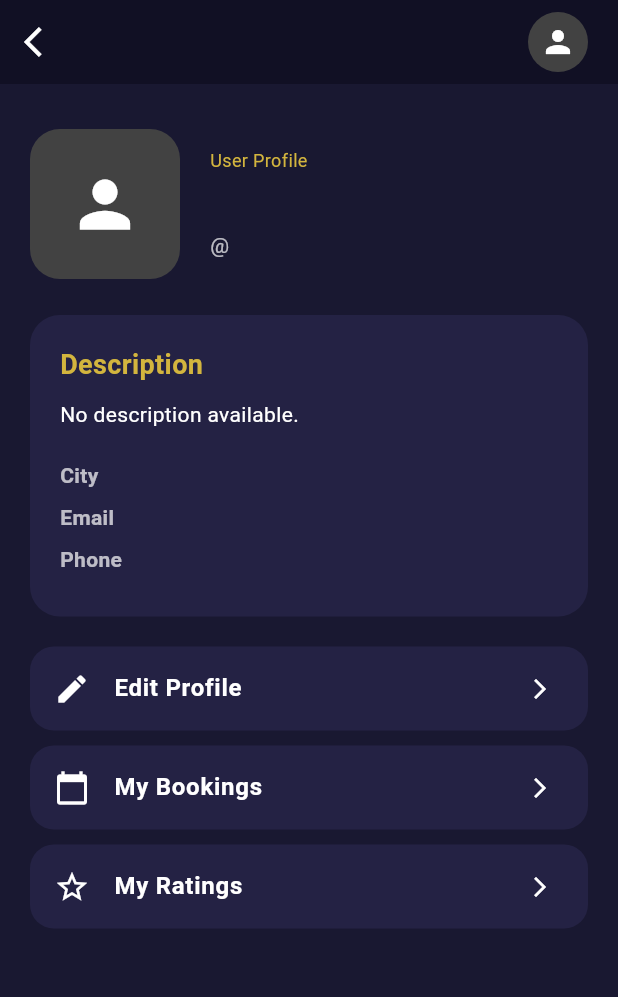
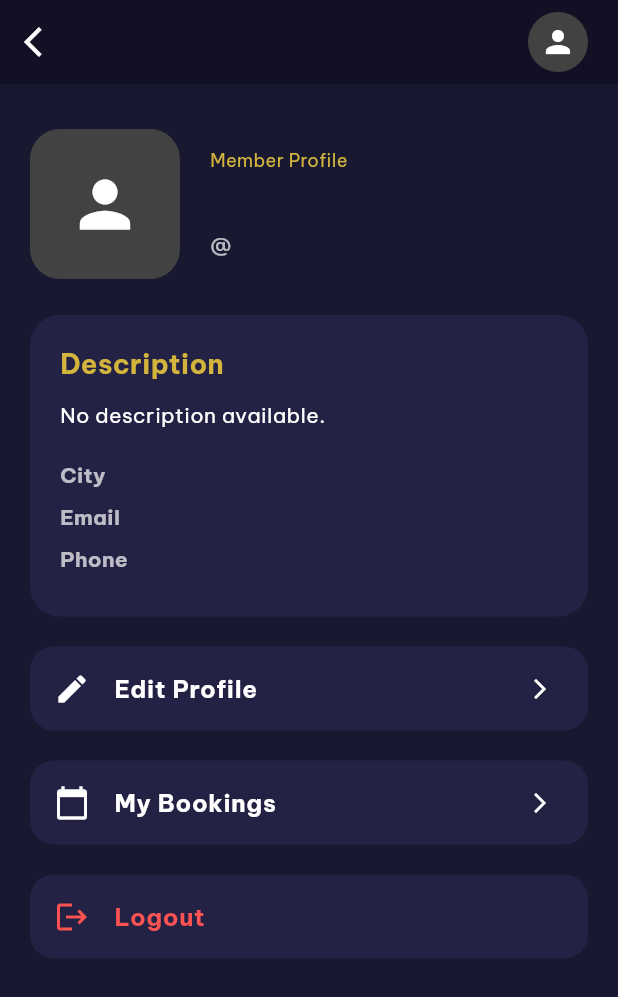
Before and after one commit to pbp-kelompok-f3/kulatih-mobile, a Flutter app: the ProfileLayout screen opened directly with empty values, on a phone screen of 412 x 824 dp. Shown: the top 997 px of the screen. Run offline on Flutter 3.47's test engine with Material 3 defaults, Android fonts, the light colour scheme and no system bars; our stand-ins replace google_fonts; missing offline and left inert: pbp_django_auth; accounts and stored records are empty; network calls fail.

Commit message:
Benerin beberapa

```diff
--- a/lib/albert-user/screens/find_coach.dart
+++ b/lib/albert-user/screens/find_coach.dart
@@ -64,7 +64,6 @@ class _FindCoachState extends State<FindCoach> {
   @override
   Widget build(BuildContext context) {
     final request = context.watch<CookieRequest>();
-    final userProfile = context.watch<UserProvider>().userProfile;
 
     return Scaffold(
       backgroundColor: AppColors.bg,
--- a/lib/albert-user/widgets/profile_layout.dart
+++ b/lib/albert-user/widgets/profile_layout.dart
@@ -1,15 +1,22 @@
 import 'package:flutter/material.dart';
 import 'package:kulatih_mobile/models/user_model.dart';
 import 'package:kulatih_mobile/theme/app_colors.dart';
+import 'package:provider/provider.dart';
+import 'package:kulatih_mobile/models/user_provider.dart';
+import 'package:kulatih_mobile/albert-user/screens/login.dart';
+import 'package:kulatih_mobile/main.dart';
+import 'package:pbp_django_auth/pbp_django_auth.dart';
 
 class ProfileLayout extends StatelessWidget {
   final UserProfile user;
   final List<Widget> extraInfoRows; // Widget tambahan khusus Coach
+  final Widget? bottomNavigationBar;
 
   const ProfileLayout({
     super.key,
     required this.user,
     this.extraInfoRows = const [],
+    this.bottomNavigationBar,
   });
 
   @override
@@ -77,7 +84,7 @@ class ProfileLayout extends StatelessWidget {
                     crossAxisAlignment: CrossAxisAlignment.start,
                     children: [
                       Text(
-                        user.isCoach ? "Coach Profile" : "User Profile",
+                        user.isCoach ? "Coach Profile" : "Member Profile",
                         style: const TextStyle(
                           color: AppColors.textHeading,
                           fontSize: 12,
@@ -149,18 +156,23 @@ class ProfileLayout extends StatelessWidget {
             _buildMenuButton(context, "Edit Profile", Icons.edit, () {
               // Navigasi Edit Profile
             }),
-            const SizedBox(height: 10),
+            const SizedBox(height: 20),
             _buildMenuButton(context, "My Bookings", Icons.calendar_today, () {
               // Navigasi Booking
             }),
-            const SizedBox(height: 10),
-            _buildMenuButton(context, "My Ratings", Icons.star_border, () {
-              // Navigasi Ratings
-            }),
+            const SizedBox(height: 20),
+            if (user.isCoach)
+              _buildMenuButton(context, "My Ratings", Icons.star_border, () {
+                // Navigasi Ratings
+              }),
+            if (user.isCoach) const SizedBox(height: 20),
+
+            _buildLogoutButton(context),
             const SizedBox(height: 30),
           ],
         ),
       ),
+      bottomNavigationBar: bottomNavigationBar,
     );
   }
 
@@ -217,4 +229,43 @@ class ProfileLayout extends StatelessWidget {
       ),
     );
   }
+
+  Widget _buildLogoutButton(BuildContext context) {
+    return Container(
+      decoration: BoxDecoration(
+        color: AppColors.cardBg,
+        borderRadius: BorderRadius.circular(16),
+      ),
+      child: ListTile(
+        leading: const Icon(Icons.logout, color: Colors.redAccent),
+        title: const Text(
+          "Logout",
+          style: TextStyle(
+            color: Colors.redAccent,
+            fontWeight: FontWeight.bold,
+          ),
+        ),
+        onTap: () async {
+          final request = context.read<CookieRequest>();
+          final userProvider = context.read<UserProvider>();
+
+          // Panggil API logout
+          // Ganti URL jika berbeda
+          await request.logout("http://localhost:8000/account/logout-flutter/");
+
+          // Bersihkan data user dari state
+          userProvider.logout();
+
+          // Arahkan ke halaman Login dan hapus semua halaman sebelumnya
+          if (context.mounted) {
+            Navigator.pushAndRemoveUntil(
+              context,
+              MaterialPageRoute(builder: (context) => const LoginPage()),
+              (Route<dynamic> route) => false,
+            );
+          }
+        },
+      ),
+    );
+  }
 }
--- a/lib/theme/app_colors.dart
+++ b/lib/theme/app_colors.dart
@@ -12,6 +12,7 @@ class AppColors {
   static const Color _red = Color(0xFFC00F0C);
   static const Color _orange = Color(0xFFBF6A02);
   static const Color _green = Color(0xFF14AE5C);
+  static const Color _lightGray = Color(0xFFD9D9D9);
 
   // Main Backgrounds
   static const Color bg = _indigo;          // App Background
@@ -24,7 +25,7 @@ class AppColors {
   // Typography
   static const Color textHeading = _pastelYellow;       // Text Heading
   static const Color textPrimary = _white;              // Text Body
-  static const Color textSecondary = _veryLightIndigo;  // Text Subtitles, etc.
+  static const Color textSecondary = _lightGray;  // Text Subtitles, etc.
 
   // Navigation
   static const Color navBarBg = _darkIndigo;      // NavBar Background
```
Also changed, not shown: lib/albert-user/screens/coach_detail.dart (+15 -7 lines), lib/albert-user/screens/coach_profile.dart (+15 -10 lines), lib/albert-user/screens/member_profile.dart (+10 -5 lines), lib/albert-user/widgets/app_bar.dart (+6 -10 lines), lib/albert-user/widgets/coach_card.dart (+22 -10 lines), pubspec.yaml (+11 -11 lines).
